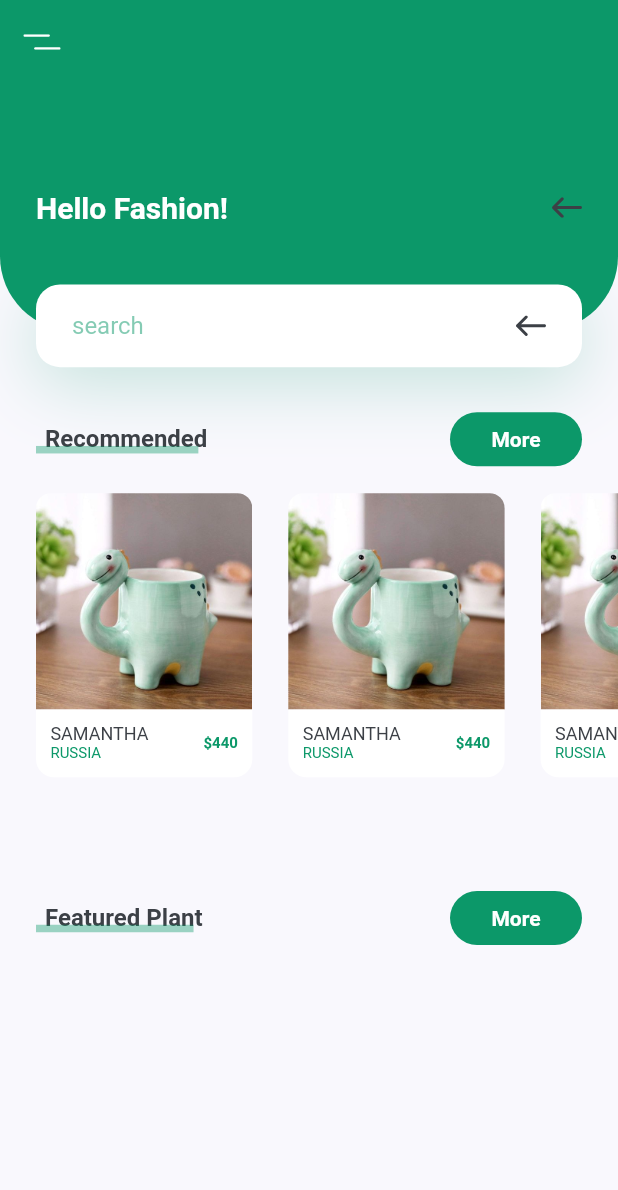
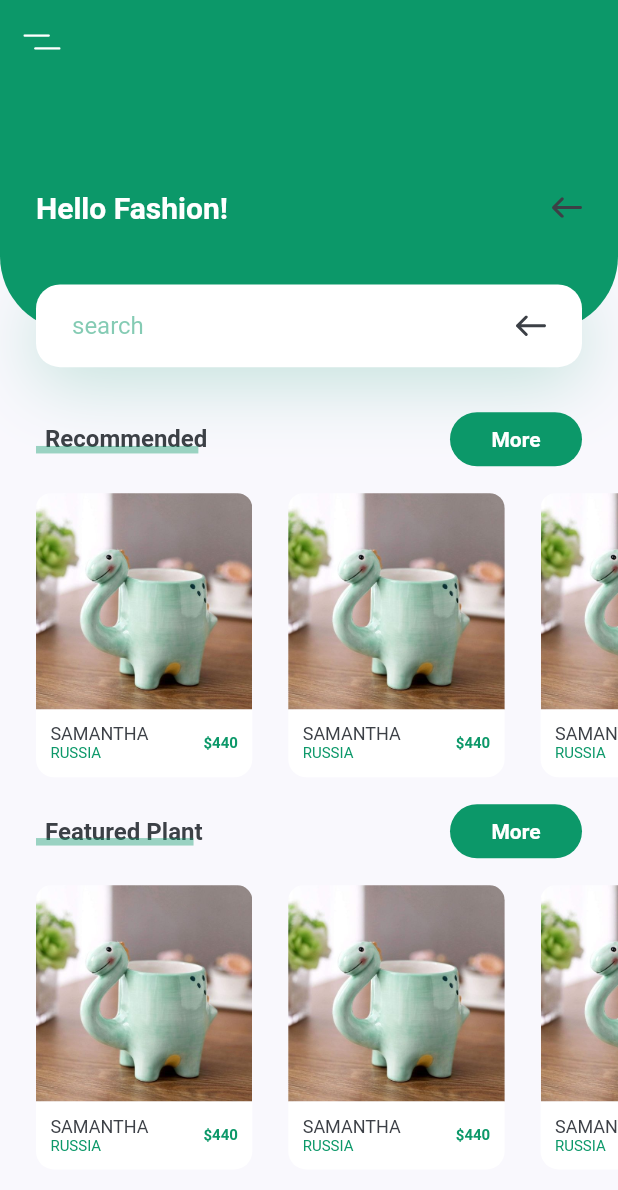
Before and after one commit to SarahGhorbani/flutter_ui, a Flutter app: the screen it shows after launch, on a phone screen of 412 x 824 dp. Shown: the top 1190 px of the screen. Run offline on Flutter 3.47's test engine with Material 2 defaults, Android fonts, the phone set to English and light mode, and no system bars; our stand-ins replace flutter_svg.

Commit message:
add SingleChildScrollView to scrolling page

```diff
--- a/lib/screens/home/components/body.dart
+++ b/lib/screens/home/components/body.dart
@@ -10,26 +10,32 @@ class Body extends StatelessWidget {
 
   @override
   Widget build(BuildContext context) {
-    Size size = MediaQuery.of(context).size;
-    return Column(
-      children: [
+    return Column(children: [
       const HeaderWithSearchBox(
         searchIcon: 'assets/icons/back_arrow.svg',
         searchHintText: "search",
         headerIcon: 'assets/icons/back_arrow.svg',
         title: 'Hello Fashion!',
       ),
+      Expanded(
+        child: SingleChildScrollView(
+          scrollDirection: Axis.vertical,
+          child: Column(
+            children: [
               Padding(
                 padding: const EdgeInsets.only(top: defaultPadding),
                 child: TitleWithButton(
                     title: 'Recommended', textButton: 'More', onPress: () {}),
               ),
               const RecommendsPlants(),
-        TitleWithButton(title: 'Featured Plant',
-        textButton: 'More',
-        onPress: (){}),
+              TitleWithButton(
+                  title: 'Featured Plant', textButton: 'More', onPress: () {}),
+              const RecommendsPlants(),
             ],
-    );
+          ),
+        ),
+      )
+    ]);
   }
 }
 
--- a/lib/screens/home/components/recommed_planet_card.dart
+++ b/lib/screens/home/components/recommend_planet_card.dart
@@ -1,4 +1,3 @@
-import 'package:flutter/cupertino.dart';
 import 'package:flutter/material.dart';
 
 import '../../../constants.dart';
@@ -24,7 +23,6 @@ class RecommendPlantCard extends StatelessWidget {
       top: defaultPadding/2,
       bottom: defaultPadding/2),
       width: size.width * 0.35,
-      height: size.width * 0.6,
       child: Column(
         children: [
           ClipRRect(
--- a/lib/screens/home/components/recommend_plants.dart
+++ b/lib/screens/home/components/recommend_plants.dart
@@ -1,5 +1,5 @@
 import 'package:flutter/cupertino.dart';
-import 'package:flutter_ui/screens/home/components/recommed_planet_card.dart';
+import 'package:flutter_ui/screens/home/components/recommend_planet_card.dart';
 
 class RecommendsPlants extends StatelessWidget {
   const RecommendsPlants({Key? key}) : super(key: key);
--- a/lib/screens/home/components/title_with_button.dart
+++ b/lib/screens/home/components/title_with_button.dart
@@ -1,4 +1,3 @@
-import 'package:flutter/cupertino.dart';
 import 'package:flutter/material.dart';
 import 'package:flutter_ui/constants.dart';
 import 'package:flutter_ui/screens/home/components/title_with_custom_under_line.dart';
@@ -37,6 +36,11 @@ class TitleWithButton extends StatelessWidget {
               fontWeight: FontWeight.bold),
             ),
           ),
+          // TextButton(onPressed: (){}, child:
+          // Text(""),
+          // style:ButtonStyle(shape: RoundedRectangleBorder(
+          //   borderRadius: BorderRadius.circular(20),
+          // ) ),)
         ],
       ),
     );
```
Lines whose indentation alone changed are shown as unchanged.
